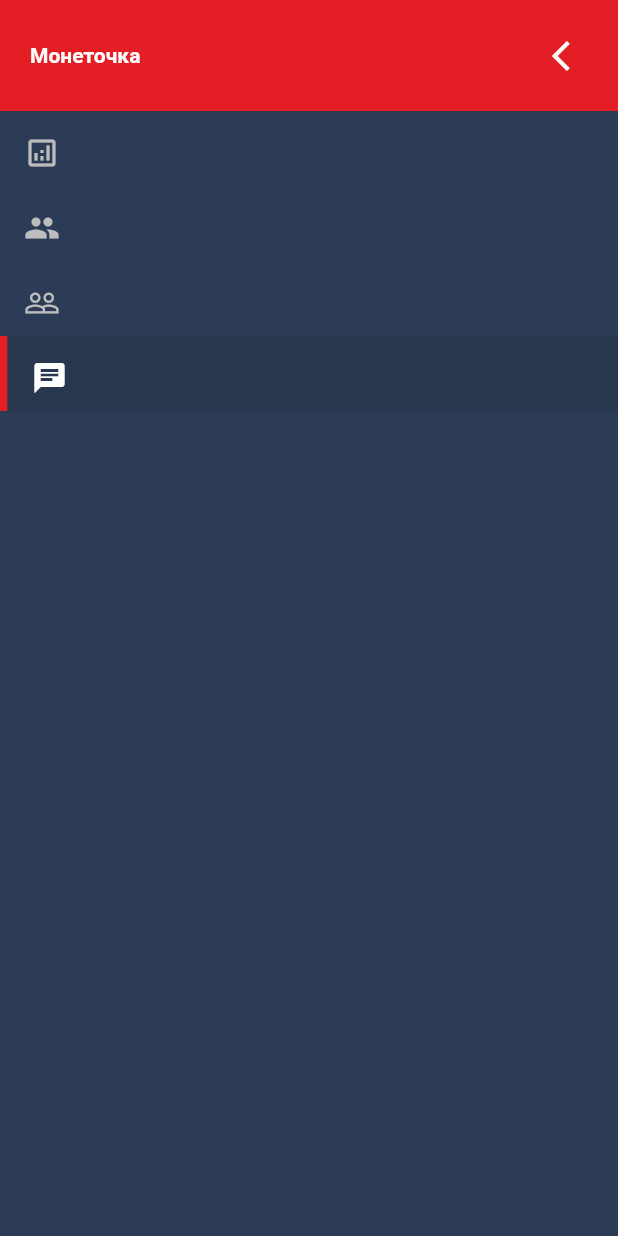
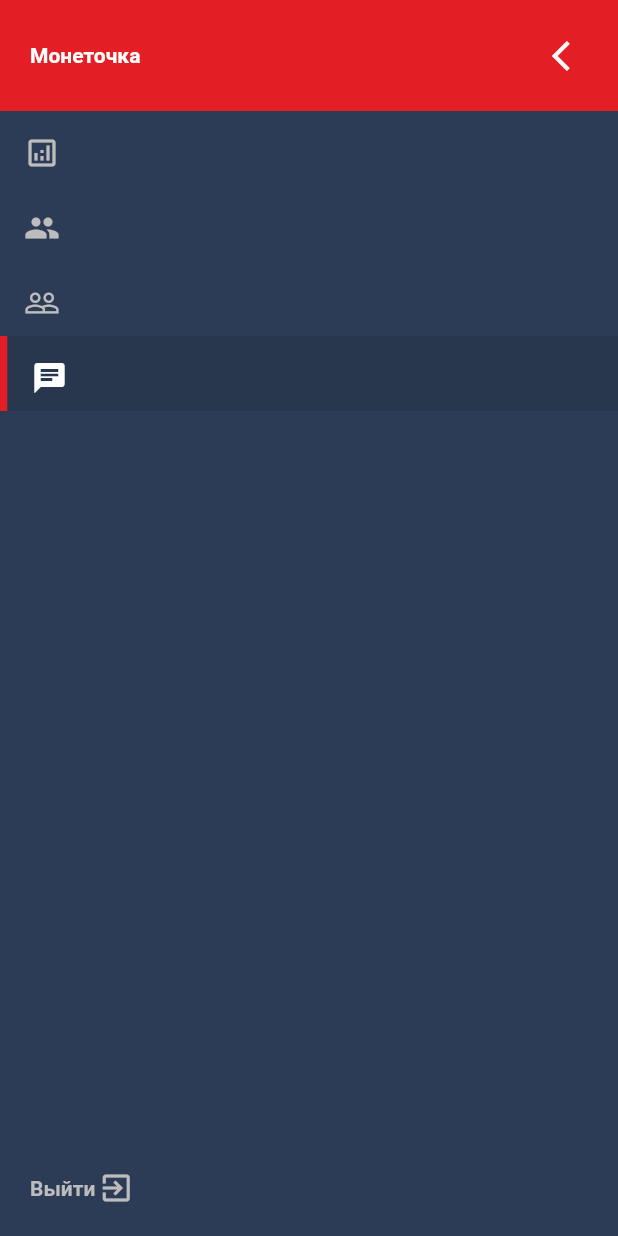
Before and after one commit to akmalova/mobyte_scbteamchallenge_admin, a Flutter app: the NavMenu widget shown alone on an empty page, opened directly with empty values, on a phone screen of 412 x 824 dp. Run offline on Flutter 3.47's test engine with Material 2 defaults, Android fonts, the phone set to English and light mode, and no system bars.

Commit message:
colors changed

```diff
--- a/lib/presentation/pages/home_page/widgets/nav_menu.dart
+++ b/lib/presentation/pages/home_page/widgets/nav_menu.dart
@@ -1,4 +1,5 @@
 import 'package:flutter/material.dart';
+import 'package:mobyte_scbteamchallenge_admin/presentation/pages/auth_page.dart';
 import 'package:mobyte_scbteamchallenge_admin/presentation/pages/home_page/widgets/nav_menu_tile.dart';
 import 'package:mobyte_scbteamchallenge_admin/utils/constants/app_colors.dart';
 import 'package:mobyte_scbteamchallenge_admin/utils/models/tabs.dart';
@@ -21,17 +22,29 @@
 }
 
 class _NavMenuState extends State<NavMenu> {
+  // Функция для выхода из аккаунта
+  void _onTapExit() {
+    Navigator.of(context).pushReplacement(
+      MaterialPageRoute<void>(
+          builder: (BuildContext context) => const AuthPage()),
+    );
+  }
+
   @override
   Widget build(BuildContext context) {
     return Expanded(
       flex: 1,
       child: Container(
         color: AppColors.darkBlue1,
-        child: ListView(
+        child: Column(
+          mainAxisAlignment: MainAxisAlignment.spaceBetween,
+          children: [
+            Column(
               children: [
                 Container(
                   alignment: Alignment.center,
-              padding: const EdgeInsets.symmetric(vertical: 25, horizontal: 20),
+                  padding:
+                      const EdgeInsets.symmetric(vertical: 25, horizontal: 20),
                   color: AppColors.red,
                   child: Row(
                     mainAxisAlignment: MainAxisAlignment.spaceBetween,
@@ -50,7 +63,7 @@
                         },
                         child: const Icon(
                           Icons.arrow_back_ios,
-                      color: Colors.white,
+                          color: AppColors.white,
                         ),
                       ),
                     ],
@@ -86,6 +99,30 @@
                 ),
               ],
             ),
+            Padding(
+              padding: const EdgeInsets.all(20),
+              child: GestureDetector(
+                onTap: _onTapExit,
+                child: Row(
+                  children: const [
+                    Text(
+                      'Выйти',
+                      style: TextStyle(
+                        color: AppColors.grey,
+                        fontWeight: FontWeight.bold,
+                      ),
+                    ),
+                    SizedBox(width: 2),
+                    Icon(
+                      Icons.exit_to_app,
+                      color: AppColors.grey,
+                    ),
+                  ],
+                ),
+              ),
+            ),
+          ],
+        ),
       ),
     );
   }
--- a/lib/presentation/widgets/users_table.dart
+++ b/lib/presentation/widgets/users_table.dart
@@ -1,4 +1,5 @@
 import 'package:flutter/material.dart';
+import 'package:mobyte_scbteamchallenge_admin/utils/constants/app_colors.dart';
 import 'package:mobyte_scbteamchallenge_admin/utils/models/users_data.dart';
 
 /// Таблица данных пользователей
@@ -20,7 +21,7 @@
         vertical: 10,
       ),
       decoration: const BoxDecoration(
-        color: Colors.white,
+        color: AppColors.white,
         borderRadius: BorderRadius.all(Radius.circular(10)),
       ),
       child: DataTable(
```
Also changed, not shown: lib/presentation/pages/auth_page.dart (+6 -6 lines), lib/presentation/pages/home_page/home_page.dart (+1 -12 lines). Lines whose indentation alone changed are shown as unchanged.
